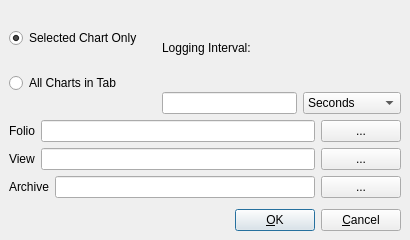
Old version of the form src/chart/recorddialog.ui in the repository performancecopilot/pcp.
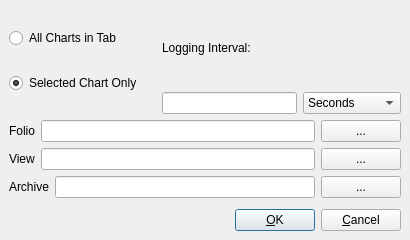
New version of the form. Icons and pictures are not drawn.

What changed in the file:
```diff
--- a/src/chart/recorddialog.ui
+++ b/src/chart/recorddialog.ui
@@ -72,16 +72,6 @@
          <property name="spacing" >
           <number>6</number>
          </property>
-         <item>
-          <widget class="QRadioButton" name="selectedRadioButton" >
-           <property name="text" >
-            <string>Selected Chart Only</string>
-           </property>
-           <property name="checked" >
-            <bool>true</bool>
-           </property>
-          </widget>
-         </item>
          <item>
           <widget class="QRadioButton" name="allChartsRadioButton" >
            <property name="sizePolicy" >
@@ -97,6 +87,16 @@
            </property>
           </widget>
          </item>
+         <item>
+          <widget class="QRadioButton" name="selectedRadioButton" >
+           <property name="text" >
+            <string>Selected Chart Only</string>
+           </property>
+           <property name="checked" >
+            <bool>true</bool>
+           </property>
+          </widget>
+         </item>
         </layout>
        </item>
        <item>
```
